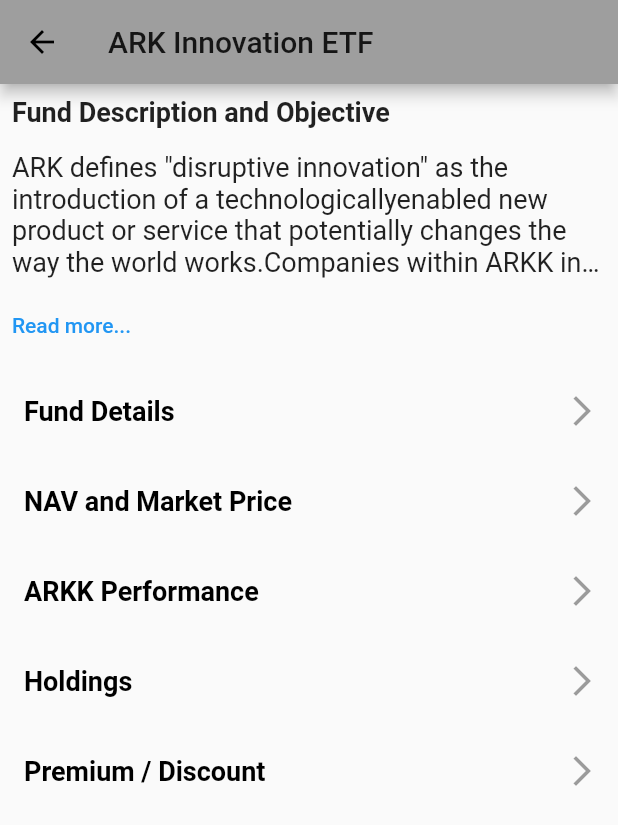
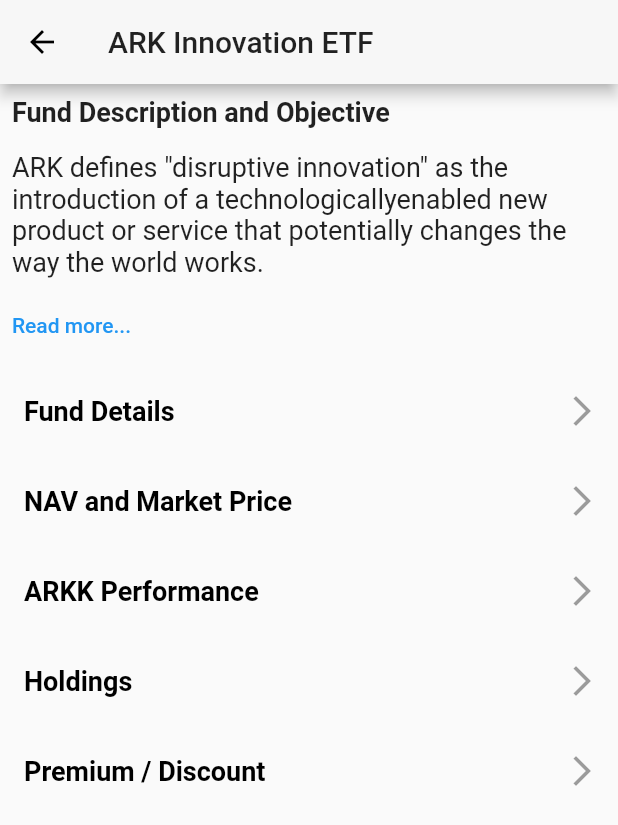
Before and after one commit to ajmal017/ARK-Funds, a Flutter app: the screen it shows after launch, after a tap on "ARK Innovation ETF", on a phone screen of 412 x 824 dp. Shown: the top 825 px of the screen. Run offline on Flutter 3.47's test engine with Material 2 defaults, Android fonts, the phone set to English and light mode, and no system bars.

Commit message:
changed the UI of bottom nav bar

```diff
--- a/lib/dummy_data.dart
+++ b/lib/dummy_data.dart
@@ -52,13 +52,13 @@ final DUMMY_CATEGORIES3 = [
 
 final FUND_DESCRIPTION = [
   'ARK defines \"disruptive innovation\" as the introduction of a technologically' +
-  'enabled new product or service that potentially changes the way the world works.' +
+  'enabled new product or service that potentially changes the way the world works.\n\n' +
   'Companies within ARKK include those that rely on or benefit from the development '+
   'of new products or services, technological improvements and advancements in ' +
   'scientific research relating to the areas of DNA technologies \(\"Genomic Revolution\"\), '+
   'industrial innovation in energy, automation and manufacturing \(\"Industrial Innovation\"\), ' +
   'the increased use of shared technology, infrastructure and services \(\"Next Generation Internet\"\), '+
-  'and technologies that make financial services more efficient \(\"Fintech Innovation\"\).'+
+  'and technologies that make financial services more efficient \(\"Fintech Innovation\"\).\n\n'+
   'ARKK is an actively managed ETF that seeks long-term growth of capital by investing under '+
   'normal circumstances primarily (at least 65% of its assets) in domestic and '+
   'foreign equity securities of companies that are relevant to the Fund\'s investment '+
--- a/lib/screens/bottom_tab_screen.dart
+++ b/lib/screens/bottom_tab_screen.dart
@@ -33,6 +33,16 @@ class _BottomTabBarState extends State<BottomTabBar> {
 
   @override
   Widget build(BuildContext context) {
+    Widget buildContainer() {
+      return Container(
+        decoration: BoxDecoration(
+          borderRadius: BorderRadius.circular(100),
+          color: Colors.blueGrey,
+        ),
+        child: Icon(Icons.circle),
+      );
+    }
+
     return Scaffold(
         appBar: AppBar(
           title: Text(_pages[_selectedPageIndex]['title']),
@@ -41,7 +51,7 @@ class _BottomTabBarState extends State<BottomTabBar> {
         body: _pages[_selectedPageIndex]['page'],
         bottomNavigationBar: BottomNavigationBar(
           onTap: _selectPage,
-          backgroundColor: Color.fromRGBO(248, 248, 248, 0.92),
+          backgroundColor: Color.fromRGBO(247, 247, 247, 1),
           unselectedItemColor: Colors.white,
           selectedItemColor: Colors.blueGrey,
           currentIndex: _selectedPageIndex,
@@ -49,22 +59,22 @@ class _BottomTabBarState extends State<BottomTabBar> {
           items: [
             BottomNavigationBarItem(
               backgroundColor: Color.fromRGBO(248, 248, 248, 0.92),
-              icon: Icon(Icons.circle),
+              icon: buildContainer(),
               title: Text(_pages[_selectedPageIndex]['title']),
             ),
             BottomNavigationBarItem(
               backgroundColor: Color.fromRGBO(248, 248, 248, 0.92),
-              icon: Icon(Icons.circle),
+              icon: buildContainer(),
               title: Text(_pages[_selectedPageIndex]['title']),
             ),
             BottomNavigationBarItem(
               backgroundColor: Color.fromRGBO(248, 248, 248, 0.92),
-              icon: Icon(Icons.circle),
+              icon: buildContainer(),
               title: Text(_pages[_selectedPageIndex]['title']),
             ),
             BottomNavigationBarItem(
               backgroundColor: Color.fromRGBO(248, 248, 248, 0.92),
-              icon: Icon(Icons.circle),
+              icon: buildContainer(),
               title: Text(_pages[_selectedPageIndex]['title']),
             ),
           ],
--- a/lib/screens/detail_fund_description.dart
+++ b/lib/screens/detail_fund_description.dart
@@ -10,6 +10,7 @@ class DetailFundDescription extends StatelessWidget {
     return Scaffold(
       appBar: AppBar(
         title: Text(etfTitle),
+        backgroundColor: Color.fromRGBO(247, 247, 247, 1),
       ),
       body: Container(
           child:
--- a/lib/screens/etf_detail_screen.dart
+++ b/lib/screens/etf_detail_screen.dart
@@ -16,6 +16,7 @@ class _EtfDetailScreenState extends State<EtfDetailScreen> {
     return Scaffold(
       appBar: AppBar(
         title: Text(etfTitle),
+        backgroundColor: Color.fromRGBO(247, 247, 247, 1),
       ),
       body: Container(
         child: Column(
```
